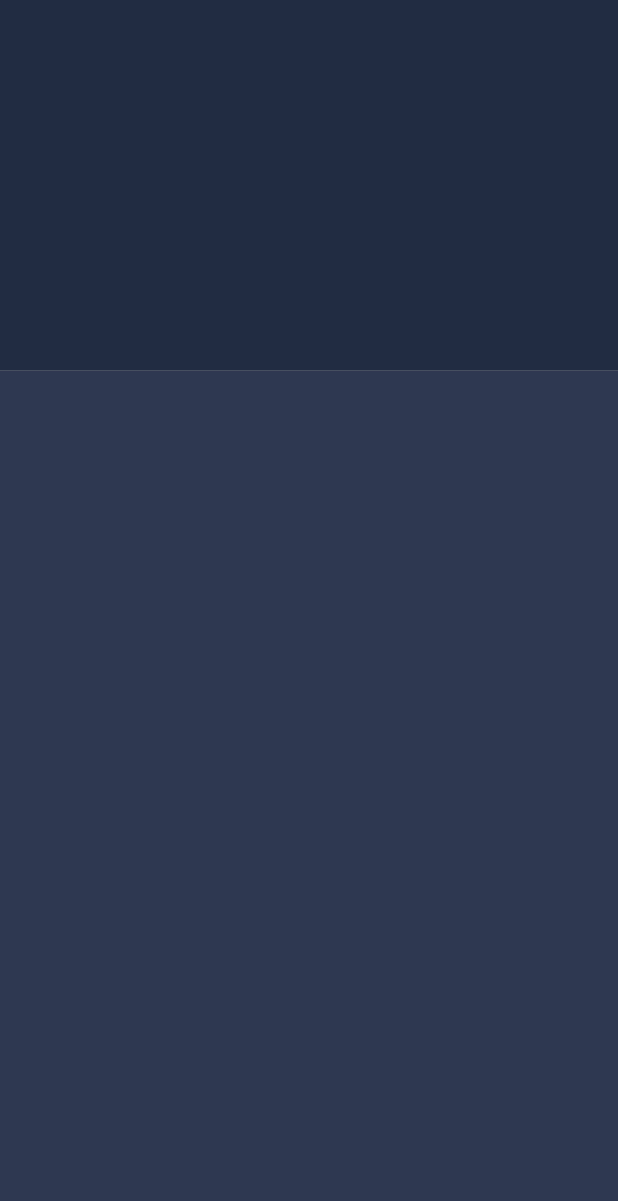
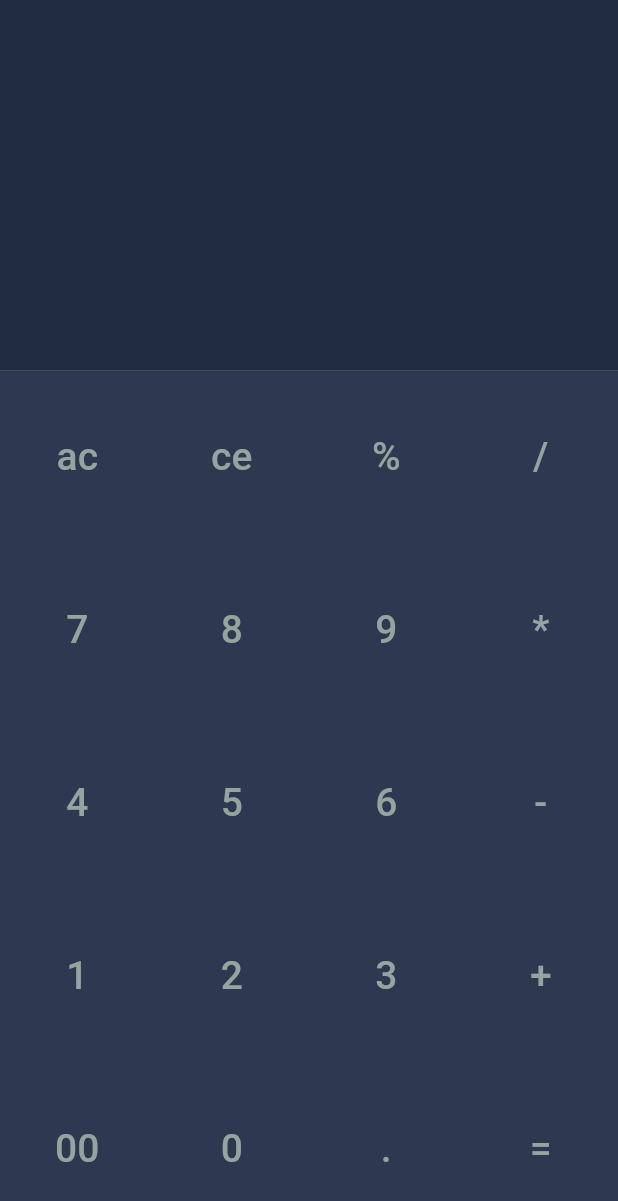
Before and after one commit to mehrshadkhv/calculator_application, a Flutter app: the screen it shows after launch, on a phone screen of 412 x 824 dp. Shown: the top 1201 px of the screen. Run offline on Flutter 3.47's test engine with Material 3 defaults, Android fonts, the phone set to English and light mode, and no system bars; our stand-ins replace hexcolor.

Commit message:
Creating the calculator keypad section

```diff
--- a/lib/main.dart
+++ b/lib/main.dart
@@ -22,7 +22,19 @@ class Application extends StatelessWidget {
               ),
               Expanded(
                 flex: 7,
-                child: Container(height: 200, color: backgroundGrey),
+                child: Container(
+                  color: backgroundGrey,
+                  child: Column(
+                    mainAxisAlignment: MainAxisAlignment.spaceAround,
+                    children: [
+                      getRow('ac', 'ce', '%', '/'),
+                      getRow('7', '8', '9', '*'),
+                      getRow('4', '5', '6', '-'),
+                      getRow('1', '2', '3', '+'),
+                      getRow('00', '0', '.', '='),
+                    ],
+                  ),
+                ),
               ),
             ],
           ),
@@ -30,4 +42,56 @@ class Application extends StatelessWidget {
       ),
     );
   }
+
+  Widget getRow(String text1, String text2, String text3, String text4) {
+    return Row(
+      mainAxisAlignment: MainAxisAlignment.spaceAround,
+      children: [
+        TextButton(
+          onPressed: () {},
+          child: Padding(
+            padding: const EdgeInsets.all(3),
+            child: Text(
+              text1,
+              textAlign: TextAlign.center,
+              style: TextStyle(fontSize: 26, color: textGrey),
+            ),
+          ),
+        ),
+        TextButton(
+          onPressed: () {},
+          child: Padding(
+            padding: const EdgeInsets.all(3),
+            child: Text(
+              text2,
+              textAlign: TextAlign.center,
+              style: TextStyle(fontSize: 26, color: textGrey),
+            ),
+          ),
+        ),
+        TextButton(
+          onPressed: () {},
+          child: Padding(
+            padding: const EdgeInsets.all(3),
+            child: Text(
+              text3,
+              textAlign: TextAlign.center,
+              style: TextStyle(fontSize: 26, color: textGrey),
+            ),
+          ),
+        ),
+        TextButton(
+          onPressed: () {},
+          child: Padding(
+            padding: const EdgeInsets.all(3),
+            child: Text(
+              text4,
+              textAlign: TextAlign.center,
+              style: TextStyle(fontSize: 26, color: textGrey),
+            ),
+          ),
+        ),
+      ],
+    );
+  }
 }
```
